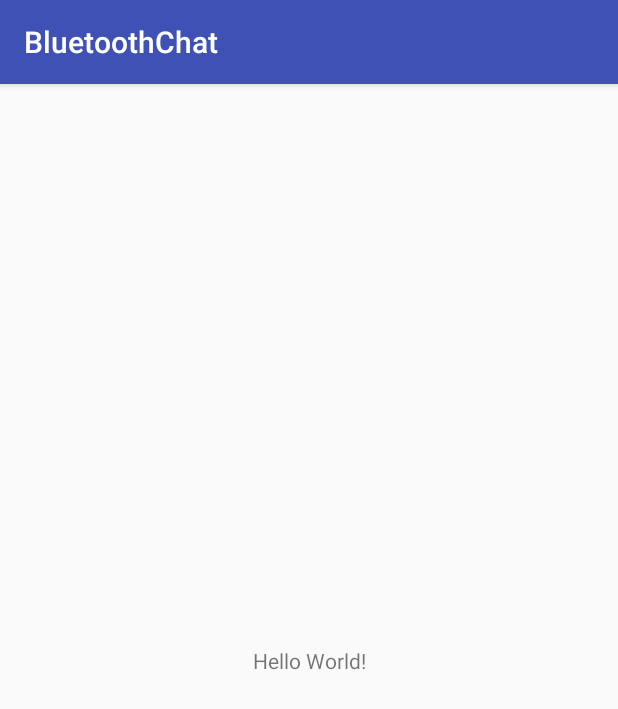
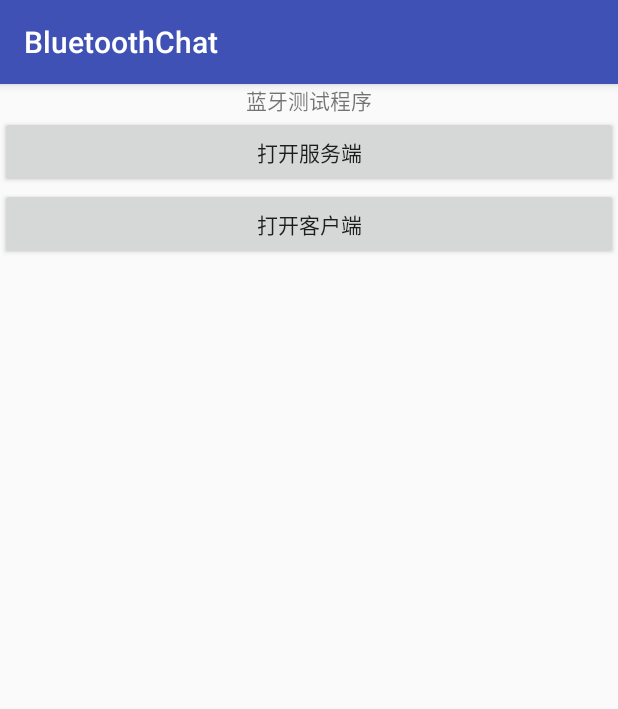
Before and after one commit to Siomt/BluetoothChat, an Android app: the screen it shows after launch (MainActivity), on a phone screen of 412 x 824 dp. Shown: the top 709 px of the screen. Run offline under Robolectric (Android 15) with nearby library versions, the phone set to English and light mode, and no system bars.

Commit message:
界面完成

```diff
--- a/app/src/main/java/com/zhouchatian/bluetoothchat/MainActivity.java
+++ b/app/src/main/java/com/zhouchatian/bluetoothchat/MainActivity.java
@@ -1,13 +1,40 @@
 package com.zhouchatian.bluetoothchat;
 
+import android.content.Intent;
 import android.support.v7.app.AppCompatActivity;
 import android.os.Bundle;
+import android.view.View;
+import android.widget.Button;
 
-public class MainActivity extends AppCompatActivity {
+public class MainActivity extends AppCompatActivity implements View.OnClickListener{
+
+    private Button btnStartServer;
+    private Button btnStartClient;
 
     @Override
     protected void onCreate(Bundle savedInstanceState) {
         super.onCreate(savedInstanceState);
         setContentView(R.layout.activity_main);
+        btnStartServer = (Button) findViewById(R.id.start_server_btn);
+        btnStartClient = (Button) findViewById(R.id.start_client_btn);
+        btnStartServer.setOnClickListener(this);
+        btnStartClient.setOnClickListener(this);
+    }
+
+    @Override
+    public void onClick(View view) {
+        switch (view.getId()){
+            case R.id.start_server_btn:
+                Intent serverIntent = new Intent(MainActivity.this,ServerActivity.class);
+                serverIntent.setFlags(Intent.FLAG_ACTIVITY_NEW_TASK);
+                startActivity(serverIntent);
+                break;
+            case R.id.start_client_btn:
+                Intent clientIntent = new Intent(MainActivity.this,ClientActivity.class);
+                clientIntent.setFlags(Intent.FLAG_ACTIVITY_NEW_TASK);
+                startActivity(clientIntent);
+                break;
+
+        }
     }
 }
--- a/app/src/main/res/layout/activity_main.xml
+++ b/app/src/main/res/layout/activity_main.xml
@@ -1,18 +1,30 @@
 <?xml version="1.0" encoding="utf-8"?>
-<android.support.constraint.ConstraintLayout xmlns:android="http://schemas.android.com/apk/res/android"
-    xmlns:app="http://schemas.android.com/apk/res-auto"
+<RelativeLayout xmlns:android="http://schemas.android.com/apk/res/android"
     xmlns:tools="http://schemas.android.com/tools"
     android:layout_width="match_parent"
     android:layout_height="match_parent"
     tools:context="com.zhouchatian.bluetoothchat.MainActivity">
 
     <TextView
-        android:layout_width="wrap_content"
+        android:id="@+id/tv_title"
+        android:layout_width="match_parent"
         android:layout_height="wrap_content"
-        android:text="Hello World!"
-        app:layout_constraintBottom_toBottomOf="parent"
-        app:layout_constraintLeft_toLeftOf="parent"
-        app:layout_constraintRight_toRightOf="parent"
-        app:layout_constraintTop_toTopOf="parent" />
+        android:text="蓝牙测试程序"
+        android:gravity="center_horizontal"/>
 
-</android.support.constraint.ConstraintLayout>
+    <Button
+        android:id="@+id/start_server_btn"
+        android:layout_width="match_parent"
+        android:layout_height="wrap_content"
+        android:text="打开服务端"
+        android:layout_below="@id/tv_title"/>
+
+    <Button
+        android:id="@+id/start_client_btn"
+        android:layout_width="match_parent"
+        android:layout_height="wrap_content"
+        android:text="打开客户端"
+        android:layout_below="@id/start_server_btn"/>
+
+
+</RelativeLayout>
```
Also changed, not shown: app/src/main/AndroidManifest.xml (+7 -0 lines), app/src/main/java/com/zhouchatian/bluetoothchat/ClientActivity.java (added, +18 -0 lines), app/src/main/java/com/zhouchatian/bluetoothchat/ServerActivity.java (added, +18 -0 lines), app/src/main/res/layout/activity_client.xml (added, +42 -0 lines), app/src/main/res/layout/activity_server.xml (added, +40 -0 lines).
